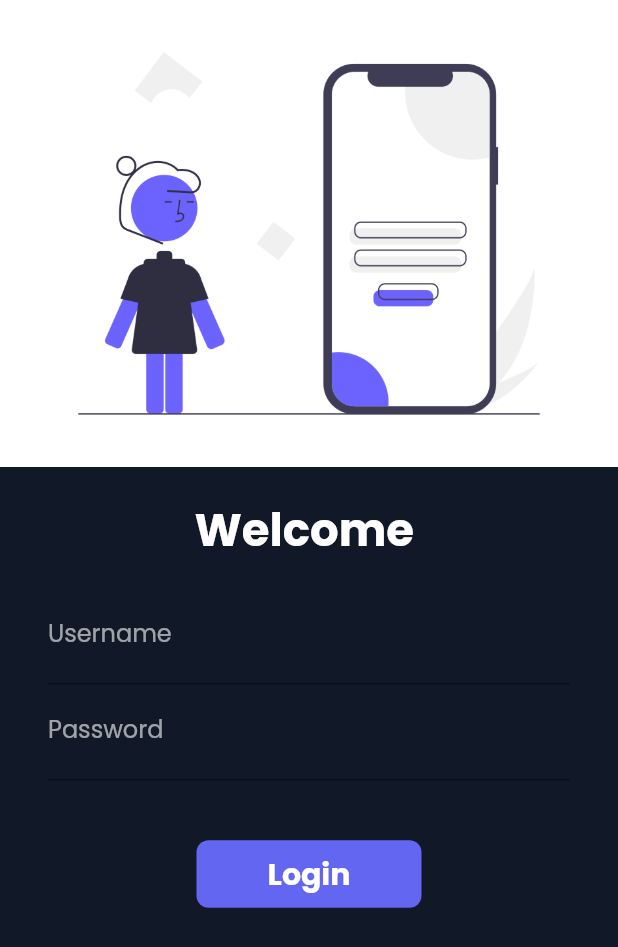
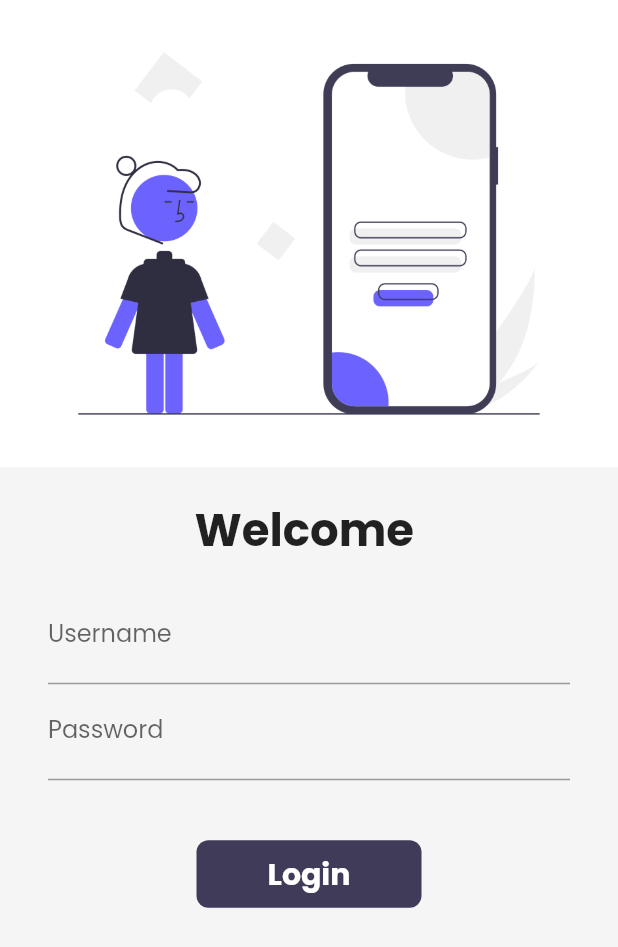
Before and after one commit to subhasis003/Catalog-App, a Flutter app: the screen it shows after launch, on a phone screen of 412 x 824 dp. Shown: the top 947 px of the screen. Run offline on Flutter 3.47's test engine with Material 2 defaults, Android fonts, the phone set to English and light mode, and no system bars; drawn by our look-alikes of velocity_x; our stand-ins replace firebase_core, google_fonts; accounts and stored records are empty.

Commit message:
added auto dark mode feature

```diff
--- a/lib/main.dart
+++ b/lib/main.dart
@@ -27,7 +27,7 @@ class MyApp extends StatelessWidget {
   Widget build(BuildContext context) {
     // TextTheme textTheme = Theme.of(context).textTheme;
     return MaterialApp(
-      themeMode: ThemeMode.dark,
+      // themeMode: ThemeMode.dark,
       debugShowCheckedModeBanner: false,
       theme: MyTheme.lightTheme(context),
       darkTheme: MyTheme.darkTheme(context),
--- a/lib/pages/home_page.dart
+++ b/lib/pages/home_page.dart
@@ -23,8 +23,6 @@ class HomePage extends StatefulWidget {
 }
 
 class _HomePageState extends State<HomePage> {
-  int days = 30;
-  String name = "Subhasis";
 
   final url = "";
 
```
